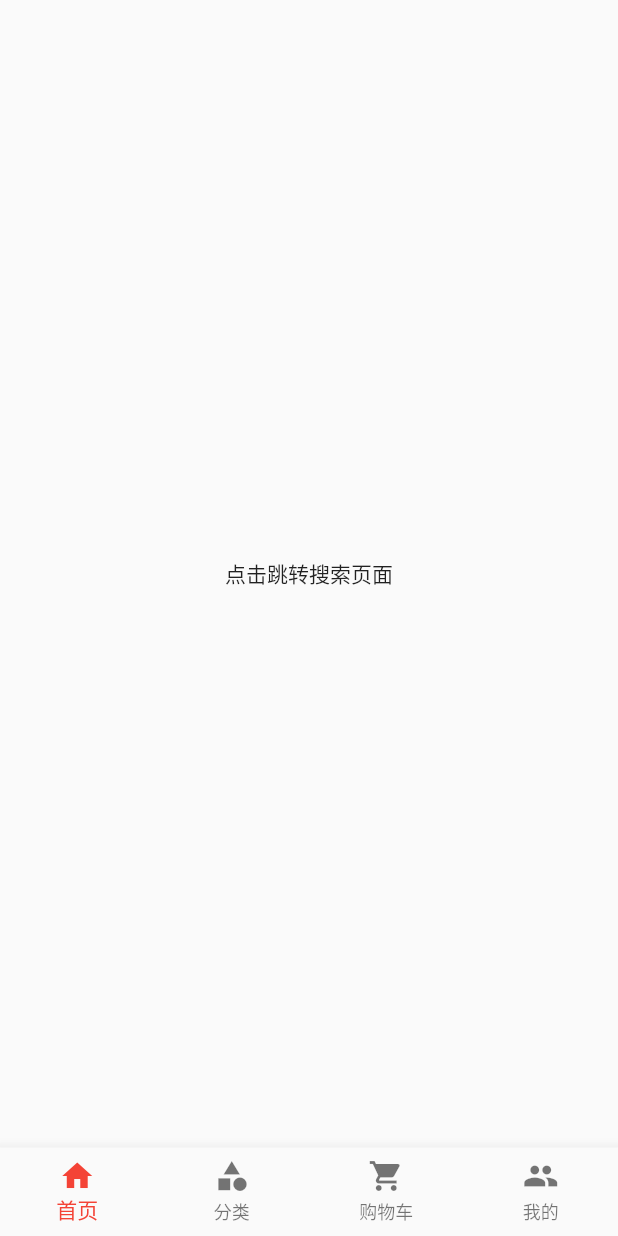
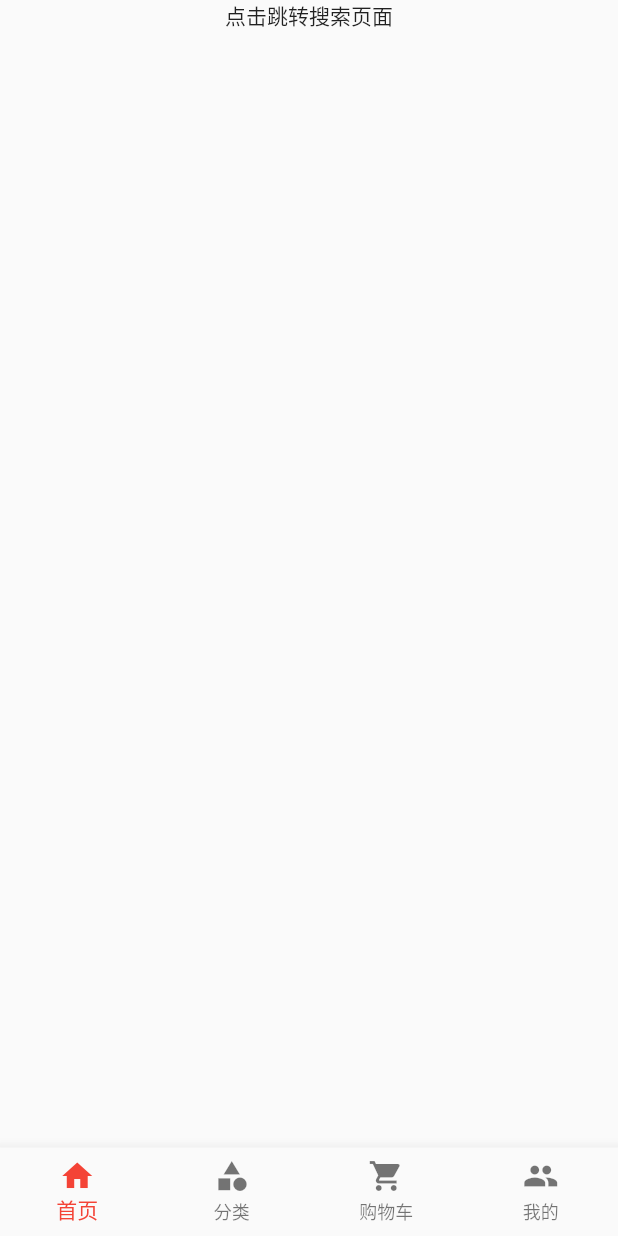
Before and after one commit to zjw925280/ImitateJDShop, a Flutter app: the screen it shows after launch, on a phone screen of 412 x 824 dp. Run offline on Flutter 3.47's test engine with Material 2 defaults, Android fonts, the light colour scheme and no system bars.

Commit message:
搭建UI框架

```diff
--- a/lib/pages/tabs/HomePage.dart
+++ b/lib/pages/tabs/HomePage.dart
@@ -12,7 +12,8 @@ class _HomePageState extends State<HomePage> {
   Widget build(BuildContext context) {
     return Scaffold(
       body: Center(
-        child:
+        child:Column(
+          children: [
             GestureDetector(
               child: Text("点击跳转搜索页面"
                 ,),
@@ -20,6 +21,10 @@ class _HomePageState extends State<HomePage> {
                 Navigator.pushNamed(context, '/search');
               },
             ),
+
+          ],
+        )
+
       ),
     );
   }
```
